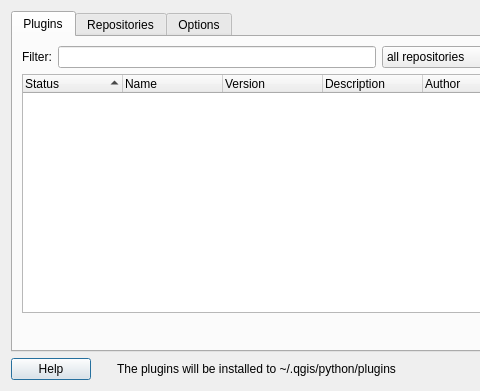
Old version of the form qgis/python/plugins/plugin_installer/qgsplugininstallerbase.ui in the repository sourcepole/qgis; both pictures show x 0 to 480 and y 0 to 391 of the 799 by 391 pixel window.
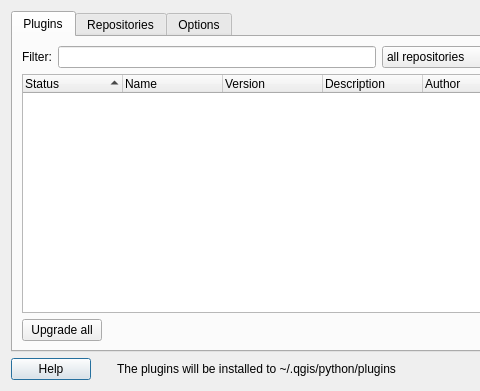
New version of the form. Icons and pictures are not drawn.

Commit message: Plugin Installer update. New features: Upgrade All button, plugin count in the window title and Horst's repository

```diff
--- a/qgis/python/plugins/plugin_installer/qgsplugininstallerbase.ui
+++ b/qgis/python/plugins/plugin_installer/qgsplugininstallerbase.ui
@@ -237,6 +237,13 @@
        </item>
        <item>
         <layout class="QHBoxLayout">
+         <item>
+          <widget class="QPushButton" name="buttonUpgradeAll">
+           <property name="text">
+            <string>Upgrade all</string>
+           </property>
+          </widget>
+         </item>
          <item>
           <spacer>
            <property name="orientation">
```
The commit also changes 3 other files.
